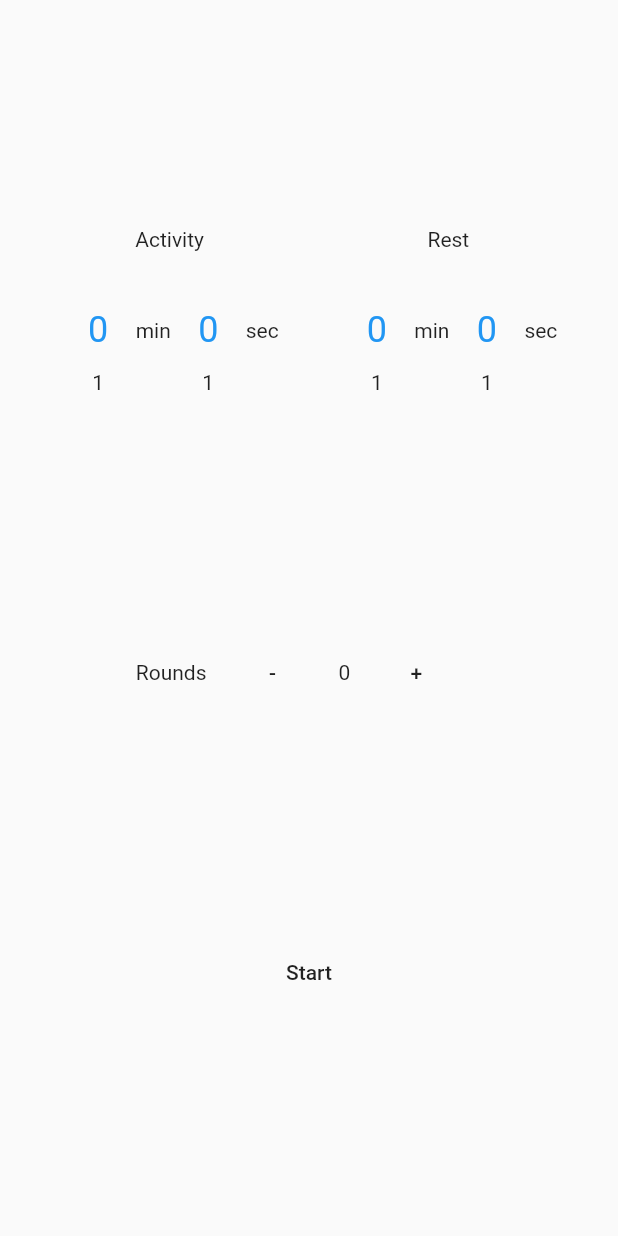
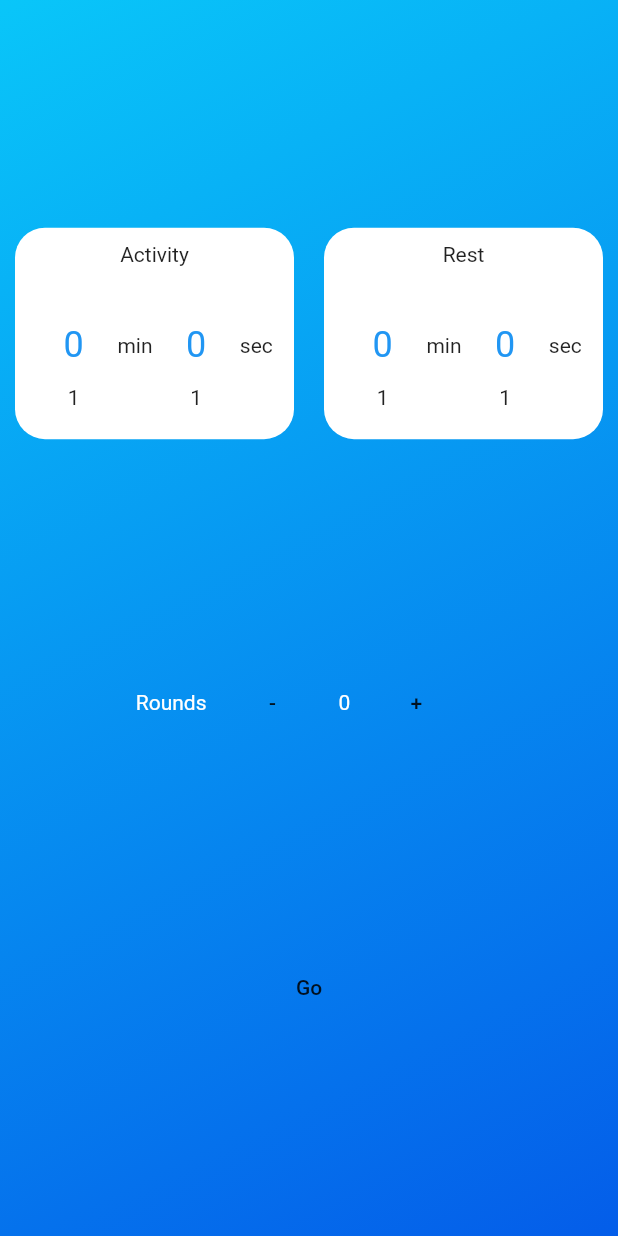
Before and after one commit to pduebel/interval-timer-app, a Flutter app: the screen it shows after launch, on a phone screen of 412 x 824 dp. Run offline on Flutter 3.47's test engine with Material 2 defaults, Android fonts, the phone set to English and light mode, and no system bars; drawn by our look-alikes of numberpicker.

Commit message:
begin adding styling to options page

```diff
--- a/lib/options_page.dart
+++ b/lib/options_page.dart
@@ -44,7 +44,15 @@ class _OptionsPageState extends State<OptionsPage> {
 
   @override
   Widget build(BuildContext context) {
-    return Scaffold(
+    return Container(
+      decoration: const BoxDecoration(
+        gradient: LinearGradient(
+            begin: Alignment.topLeft,
+            end: Alignment.bottomRight,
+            colors: <Color>[Color(0xff09c6f9), Color(0xff045de9)]),
+      ),
+      child: Scaffold(
+        backgroundColor: Colors.transparent,
         body: Column(
           mainAxisAlignment: MainAxisAlignment.spaceEvenly,
           crossAxisAlignment: CrossAxisAlignment.center,
@@ -52,17 +60,20 @@ class _OptionsPageState extends State<OptionsPage> {
             Row(
               mainAxisAlignment: MainAxisAlignment.spaceEvenly,
               children: [
-              TimePicker(
+                Expanded(
+                  child: TimePicker(
                     title: 'Activity',
                     minutes: _activityMinutes,
                     seconds: _activitySeconds,
                     onChangeCallBack: updateActivity,
                   ),
-              TimePicker(
+                ),
+                Expanded(
+                    child: TimePicker(
                         title: 'Rest',
                         minutes: _restMinutes,
                         seconds: _restSeconds,
-                  onChangeCallBack: updateRest)
+                        onChangeCallBack: updateRest))
               ],
             ),
             Row(
@@ -75,14 +86,15 @@ class _OptionsPageState extends State<OptionsPage> {
               ],
             ),
             MaterialButton(
-            child: Text('Start'),
+              child: Text('Go'),
               onPressed: () {
                 Navigator.push(
                   context,
                   MaterialPageRoute(
                     builder: (BuildContext context) {
                       return TimerPage(
-                      activityTime: (_activityMinutes * 60) + _activitySeconds,
+                        activityTime:
+                            (_activityMinutes * 60) + _activitySeconds,
                         restTime: (_restMinutes * 60) + _restSeconds,
                         rounds: _rounds,
                       );
@@ -93,6 +105,7 @@ class _OptionsPageState extends State<OptionsPage> {
             ),
           ],
         ),
+      ),
     );
   }
 }
--- a/lib/round_picker.dart
+++ b/lib/round_picker.dart
@@ -14,12 +14,20 @@ class RoundPicker extends StatelessWidget {
   Widget build(BuildContext context) {
     return Row(
       children: [
-        const Text('Rounds'),
+        const Text(
+          'Rounds',
+          style: TextStyle(
+            color: Colors.white,
+          ),
+        ),
         MaterialButton(
           child: const Text('-'),
           onPressed: () => onPressedCallBack('-'),
         ),
-        Text(rounds.toString()),
+        Text(rounds.toString(),
+            style: TextStyle(
+              color: Colors.white,
+            )),
         MaterialButton(
           child: const Text('+'),
           onPressed: () => onPressedCallBack('+'),
--- a/lib/time_picker.dart
+++ b/lib/time_picker.dart
@@ -18,6 +18,12 @@ class TimePicker extends StatelessWidget {
   @override
   Widget build(BuildContext context) {
     return Container(
+      margin: EdgeInsets.all(10),
+      padding: EdgeInsets.all(10),
+      decoration: BoxDecoration(
+        color: Colors.white,
+        borderRadius: BorderRadius.all(Radius.circular(20)),
+      ),
       child: Column(
         children: <Widget>[
           Text(title),
```
Also changed, not shown: lib/timer_page.dart (+27 -16 lines). Lines whose indentation alone changed are shown as unchanged.
